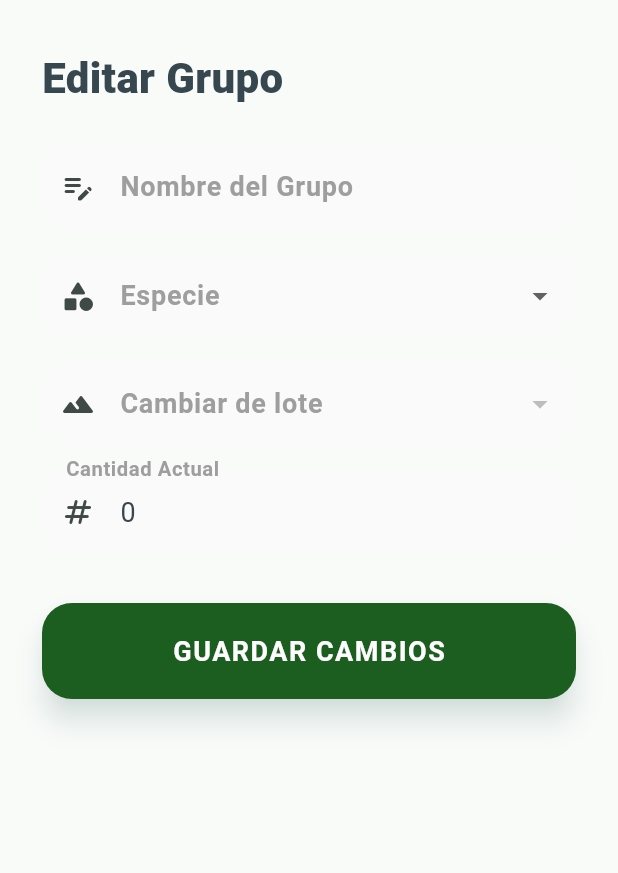
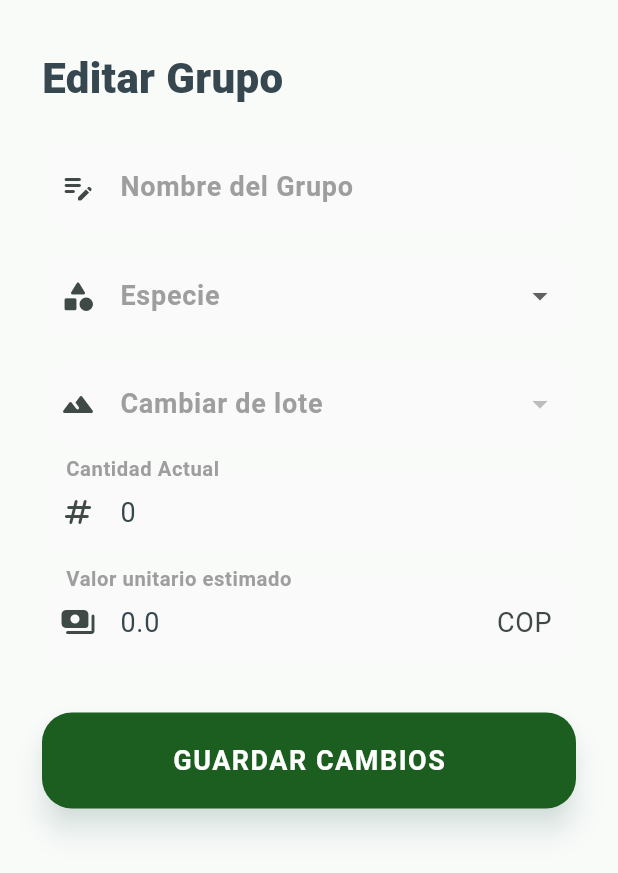
Before and after one commit to Brandon094/AgroGo, a Flutter app: the _FormularioEdicionEspecieModal widget shown alone on an empty page, opened directly with empty values, after a tap on "GUARDAR CAMBIOS", on a phone screen of 412 x 824 dp. Shown: the top 873 px of the screen. Run offline on Flutter 3.47's test engine with Material 3 defaults, Android fonts, the light colour scheme and no system bars; our stand-ins replace dartz, firebase_auth, firebase_core, flutter_riverpod, geocoding, geolocator and 5 more; missing offline and left inert: maps_toolkit, turf; accounts and stored records are empty; generated files the repository leaves out were written again.

Commit message:
feat(livestock): implementar valoración financiera integral en grupos animales
- Añadir campos valorUnitario y valorTotalInversion a modelos Isar y dominio.\n- Implementar cálculo reactivo en registro y edición de especies.\n- Integrar métrica 'Capital Vivo' en el Dashboard principal.\n- Actualizar pantalla de detalle con visibilidad de inversión acumulada.

```diff
--- a/lib/features/home/presentation/pantalla_inicio.dart
+++ b/lib/features/home/presentation/pantalla_inicio.dart
@@ -351,9 +351,9 @@ class _PantallaInicioState extends ConsumerState<PantallaInicio> {
           items: [
             animales.maybeWhen(
               data: (a) => _BentoItem(
-                label: 'Pecuario',
-                valor: '${a.fold<int>(0, (sum, item) => sum + item.cantidadActual)}',
-                subLabel: 'Animales totales',
+                label: 'Capital Vivo',
+                valor: Formateadores.formatearMonedaCompacta(a.fold<double>(0.0, (sum, item) => sum + item.valorTotalInversion)),
+                subLabel: '${a.fold<int>(0, (sum, item) => sum + item.cantidadActual)} animales',
                 icono: Icons.pets_rounded,
               ),
               orElse: () => const _BentoLoading(),
--- a/lib/features/livestock/domain/entidades_pecuario.dart
+++ b/lib/features/livestock/domain/entidades_pecuario.dart
@@ -5,6 +5,8 @@ class EspecieEntity {
   final String tipoEspecie;
   final int cantidadActual;
   final String? loteId;
+  final double valorUnitario;
+  final double valorTotalInversion;
 
   const EspecieEntity({
     required this.id,
@@ -13,6 +15,8 @@ class EspecieEntity {
     required this.tipoEspecie,
     required this.cantidadActual,
     this.loteId,
+    this.valorUnitario = 0.0,
+    this.valorTotalInversion = 0.0,
   });
 
   EspecieEntity copyWith({
@@ -22,6 +26,8 @@ class EspecieEntity {
     String? tipoEspecie,
     int? cantidadActual,
     String? loteId,
+    double? valorUnitario,
+    double? valorTotalInversion,
   }) {
     return EspecieEntity(
       id: id ?? this.id,
@@ -30,6 +36,8 @@ class EspecieEntity {
       tipoEspecie: tipoEspecie ?? this.tipoEspecie,
       cantidadActual: cantidadActual ?? this.cantidadActual,
       loteId: loteId ?? this.loteId,
+      valorUnitario: valorUnitario ?? this.valorUnitario,
+      valorTotalInversion: valorTotalInversion ?? this.valorTotalInversion,
     );
   }
 }
--- a/lib/features/livestock/presentation/pantalla_detalle_especie.dart
+++ b/lib/features/livestock/presentation/pantalla_detalle_especie.dart
@@ -41,7 +41,16 @@ class PantallaDetalleEspecie extends ConsumerWidget {
                 crossAxisAlignment: CrossAxisAlignment.start,
                 children: [
                   Text(especie.nombre, style: const TextStyle(fontWeight: FontWeight.w900, fontSize: 24)),
-                  Text('${especie.cantidadActual} ${especie.tipoEspecie}', style: const TextStyle(fontSize: 14, color: Colors.white70, fontWeight: FontWeight.bold)),
+                  Row(
+                    children: [
+                      Text('${especie.cantidadActual} ${especie.tipoEspecie}', style: const TextStyle(fontSize: 13, color: Colors.white70, fontWeight: FontWeight.bold)),
+                      if (especie.valorTotalInversion > 0) ...[
+                        const SizedBox(width: 8),
+                        const Icon(Icons.payments_rounded, size: 12, color: Colors.amber),
+                        Text(' \$${especie.valorTotalInversion.toStringAsFixed(0)}', style: const TextStyle(fontSize: 12, color: Colors.amber, fontWeight: FontWeight.w900)),
+                      ],
+                    ],
+                  ),
                 ],
               ),
               actions: [
@@ -133,6 +142,7 @@ class _FormularioEdicionEspecieModal extends ConsumerStatefulWidget {
 class _FormularioEdicionEspecieModalState extends ConsumerState<_FormularioEdicionEspecieModal> {
   late TextEditingController _nombreCtrl;
   late TextEditingController _cantCtrl;
+  late TextEditingController _valorUnitarioCtrl;
   late String _tipo;
   String? _loteId;
 
@@ -141,6 +151,7 @@ class _FormularioEdicionEspecieModalState extends ConsumerState<_FormularioEdici
     super.initState();
     _nombreCtrl = TextEditingController(text: widget.especie.nombre);
     _cantCtrl = TextEditingController(text: widget.especie.cantidadActual.toString());
+    _valorUnitarioCtrl = TextEditingController(text: widget.especie.valorUnitario.toString());
     _tipo = widget.especie.tipoEspecie;
     _loteId = widget.especie.loteId;
   }
@@ -149,6 +160,7 @@ class _FormularioEdicionEspecieModalState extends ConsumerState<_FormularioEdici
   void dispose() {
     _nombreCtrl.dispose();
     _cantCtrl.dispose();
+    _valorUnitarioCtrl.dispose();
     super.dispose();
   }
 
@@ -185,16 +197,31 @@ class _FormularioEdicionEspecieModalState extends ConsumerState<_FormularioEdici
           ),
           const SizedBox(height: 16),
           TextField(controller: _cantCtrl, keyboardType: TextInputType.number, decoration: const InputDecoration(labelText: 'Cantidad Actual', prefixIcon: Icon(Icons.numbers_rounded))),
+          const SizedBox(height: 16),
+          TextField(
+            controller: _valorUnitarioCtrl,
+            keyboardType: TextInputType.number,
+            decoration: const InputDecoration(
+              labelText: 'Valor unitario estimado',
+              prefixIcon: Icon(Icons.payments_rounded),
+              suffixText: 'COP',
+            ),
+          ),
           const SizedBox(height: 32),
           ElevatedButton(
             style: ElevatedButton.styleFrom(backgroundColor: const Color(0xFF1B5E20)),
             onPressed: () async {
               if (_nombreCtrl.text.isNotEmpty && _cantCtrl.text.isNotEmpty) {
+                final cant = int.tryParse(_cantCtrl.text) ?? widget.especie.cantidadActual;
+                final vUnit = double.tryParse(_valorUnitarioCtrl.text) ?? 0.0;
+
                 final especieActualizada = widget.especie.copyWith(
                   nombre: _nombreCtrl.text.trim(),
                   tipoEspecie: _tipo,
-                  cantidadActual: int.tryParse(_cantCtrl.text) ?? widget.especie.cantidadActual,
+                  cantidadActual: cant,
                   loteId: _loteId,
+                  valorUnitario: vUnit,
+                  valorTotalInversion: cant * vUnit,
                 );
                 await ref.read(pecuarioNotifierProvider.notifier).actualizarEspecie(especieActualizada);
                 if (mounted) {
--- a/lib/features/livestock/presentation/providers/pecuario_notifier.dart
+++ b/lib/features/livestock/presentation/providers/pecuario_notifier.dart
@@ -26,6 +26,7 @@ class PecuarioNotifier extends _$PecuarioNotifier {
     required String tipoEspecie,
     required int cantidadActual,
     String? loteId,
+    double valorUnitario = 0.0,
   }) async {
     state = const AsyncValue.loading();
     final fincaIdStr = ref.read(fincaSeleccionadaProvider);
@@ -37,6 +38,8 @@ class PecuarioNotifier extends _$PecuarioNotifier {
       tipoEspecie: tipoEspecie,
       cantidadActual: cantidadActual,
       loteId: loteId,
+      valorUnitario: valorUnitario,
+      valorTotalInversion: cantidadActual * valorUnitario,
     );
 
     final repositorio = ref.read(repositorioPecuarioProvider);
```
Also changed, not shown: lib/features/livestock/data/modelos_pecuario_isar.dart (+7 -1 lines), lib/features/livestock/presentation/pantalla_panel_pecuario.dart (+27 -7 lines), lib/features/livestock/data/modelos_pecuario_isar.g.dart, lib/features/livestock/presentation/providers/pecuario_notifier.g.dart.
